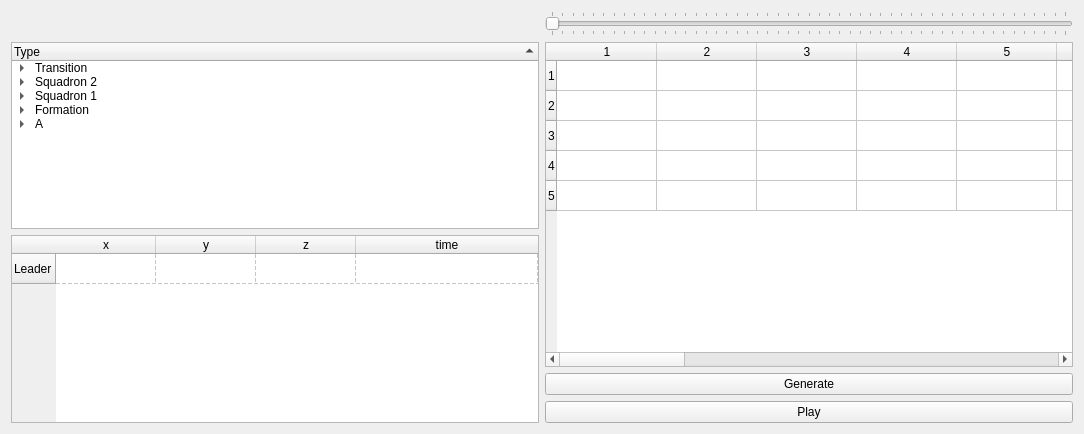
First picture: the form in rqt_formations/rqt_formations_py/resource/Formations3.ui, repository zhexxian/SUTD-S03-DSO-Indoor-Drone, before the edit.
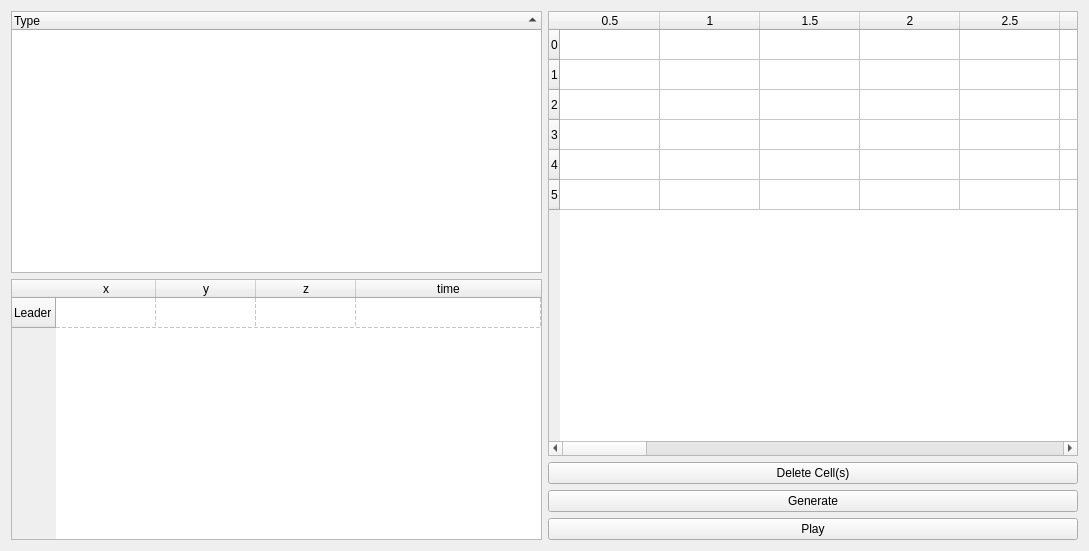
Second picture: the form after the edit.

Commit message: rqt_formations bug fixes

Diff of the .ui file:
```diff
--- a/rqt_formations/rqt_formations_py/resource/Formations3.ui
+++ b/rqt_formations/rqt_formations_py/resource/Formations3.ui
@@ -6,8 +6,8 @@
    <rect>
     <x>0</x>
     <y>0</y>
-    <width>1084</width>
-    <height>434</height>
+    <width>1089</width>
+    <height>551</height>
    </rect>
   </property>
   <property name="acceptDrops">
@@ -17,145 +17,7 @@
    <string>Formations</string>
   </property>
   <layout class="QGridLayout" name="gridLayout">
-   <item row="1" column="2">
-    <widget class="QTableWidget" name="tableWidget">
-     <property name="dragEnabled">
-      <bool>true</bool>
-     </property>
-     <property name="dragDropOverwriteMode">
-      <bool>true</bool>
-     </property>
-     <property name="dragDropMode">
-      <enum>QAbstractItemView::DropOnly</enum>
-     </property>
-     <row>
-      <property name="text">
-       <string>1</string>
-      </property>
-     </row>
-     <row>
-      <property name="text">
-       <string>2</string>
-      </property>
-     </row>
-     <row>
-      <property name="text">
-       <string>3</string>
-      </property>
-     </row>
-     <row>
-      <property name="text">
-       <string>4</string>
-      </property>
-     </row>
-     <row>
-      <property name="text">
-       <string>5</string>
-      </property>
-     </row>
-     <column>
-      <property name="text">
-       <string>1</string>
-      </property>
-     </column>
-     <column>
-      <property name="text">
-       <string>2</string>
-      </property>
-     </column>
-     <column>
-      <property name="text">
-       <string>3</string>
-      </property>
-     </column>
-     <column>
-      <property name="text">
-       <string>4</string>
-      </property>
-     </column>
-     <column>
-      <property name="text">
-       <string>5</string>
-      </property>
-     </column>
-     <column>
-      <property name="text">
-       <string>6</string>
-      </property>
-     </column>
-     <column>
-      <property name="text">
-       <string>7</string>
-      </property>
-     </column>
-     <column>
-      <property name="text">
-       <string>8</string>
-      </property>
-     </column>
-     <column>
-      <property name="text">
-       <string>9</string>
-      </property>
-     </column>
-     <column>
-      <property name="text">
-       <string>10</string>
-      </property>
-     </column>
-     <column>
-      <property name="text">
-       <string>11</string>
-      </property>
-     </column>
-     <column>
-      <property name="text">
-       <string>12</string>
-      </property>
-     </column>
-     <column>
-      <property name="text">
-       <string>13</string>
-      </property>
-     </column>
-     <column>
-      <property name="text">
-       <string>14</string>
-      </property>
-     </column>
-     <column>
-      <property name="text">
-       <string>15</string>
-      </property>
-     </column>
-     <column>
-      <property name="text">
-       <string>16</string>
-      </property>
-     </column>
-     <column>
-      <property name="text">
-       <string>17</string>
-      </property>
-     </column>
-     <column>
-      <property name="text">
-       <string>18</string>
-      </property>
-     </column>
-     <column>
-      <property name="text">
-       <string>19</string>
-      </property>
-     </column>
-     <column>
-      <property name="text">
-       <string>20</string>
-      </property>
-     </column>
-    </widget>
-   </item>
-   <item row="1" column="0" rowspan="2">
+   <item row="2" column="0" rowspan="3">
     <layout class="QVBoxLayout" name="verticalLayout_3">
      <item>
       <widget class="QTreeWidget" name="FormationTree">
@@ -194,96 +56,6 @@
          <string>Type</string>
         </property>
        </column>
-       <item>
-        <property name="text">
-         <string>Transition</string>
-        </property>
-        <item>
-         <property name="text">
-          <string>Transition 1</string>
-         </property>
-        </item>
-        <item>
-         <property name="text">
-          <string>Take Off</string>
-         </property>
-        </item>
-        <item>
-         <property name="text">
-          <string>Land</string>
-         </property>
-        </item>
-       </item>
-       <item>
-        <property name="text">
-         <string>Squadron 2</string>
-        </property>
-        <item>
-         <property name="text">
-          <string>Squad Change</string>
-         </property>
-        </item>
-        <item>
-         <property name="text">
-          <string>Launch to Initial Pose</string>
-         </property>
-        </item>
-        <item>
-         <property name="text">
-          <string>Formation 2</string>
-         </property>
-        </item>
-       </item>
-       <item>
-        <property name="text">
-         <string>Squadron 1</string>
-        </property>
-        <item>
-         <property name="text">
-          <string>Squad Change</string>
-         </property>
-        </item>
-        <item>
-         <property name="text">
-          <string>Launch to Initial Pose</string>
-         </property>
-        </item>
-        <item>
-         <property name="text">
-          <string>Formation 1</string>
-         </property>
-        </item>
-       </item>
-       <item>
-        <property name="text">
-         <string>Formation</string>
-        </property>
-        <item>
-         <property name="text">
-          <string>Square</string>
-         </property>
-        </item>
-        <item>
-         <property name="text">
-          <string>Rectangle</string>
-         </property>
-        </item>
-        <item>
-         <property name="text">
-          <string>Circle</string>
-         </property>
-        </item>
-       </item>
-       <item>
-        <property name="text">
-         <string>A</string>
-        </property>
-        <item>
-         <property name="text">
-          <string>forward1</string>
-         </property>
-        </item>
-       </item>
       </widget>
      </item>
      <item>
@@ -312,6 +84,9 @@
        <attribute name="horizontalHeaderStretchLastSection">
         <bool>true</bool>
        </attribute>
+       <attribute name="verticalHeaderVisible">
+        <bool>true</bool>
+       </attribute>
        <attribute name="verticalHeaderCascadingSectionResizes">
         <bool>true</bool>
        </attribute>
@@ -353,46 +128,238 @@
      </item>
     </layout>
    </item>
-   <item row="0" column="2">
-    <widget class="QSlider" name="horizontalSlider">
-     <property name="minimum">
-      <number>350</number>
-     </property>
-     <property name="maximum">
-      <number>850</number>
-     </property>
-     <property name="orientation">
-      <enum>Qt::Horizontal</enum>
-     </property>
-     <property name="tickPosition">
-      <enum>QSlider::TicksBothSides</enum>
-     </property>
-     <property name="tickInterval">
-      <number>0</number>
-     </property>
-    </widget>
-   </item>
-   <item row="2" column="2">
-    <layout class="QVBoxLayout" name="verticalLayout">
-     <item>
-      <widget class="QPushButton" name="generateButton">
-       <property name="enabled">
-        <bool>true</bool>
-       </property>
-       <property name="layoutDirection">
-        <enum>Qt::LeftToRight</enum>
-       </property>
-       <property name="text">
-        <string>Generate</string>
-       </property>
-      </widget>
-     </item>
-     <item>
-      <widget class="QPushButton" name="playButton">
-       <property name="text">
-        <string>Play</string>
-       </property>
-      </widget>
+   <item row="2" column="2" rowspan="3">
+    <layout class="QGridLayout" name="gridLayout_4">
+     <item row="0" column="0">
+      <layout class="QVBoxLayout" name="verticalLayout_5">
+       <item>
+        <widget class="QTableWidget" name="tableWidget">
+         <property name="dragEnabled">
+          <bool>true</bool>
+         </property>
+         <property name="dragDropOverwriteMode">
+          <bool>true</bool>
+         </property>
+         <property name="dragDropMode">
+          <enum>QAbstractItemView::DropOnly</enum>
+         </property>
+         <attribute name="horizontalHeaderDefaultSectionSize">
+          <number>100</number>
+         </attribute>
+         <row>
+          <property name="text">
+           <string>0</string>
+          </property>
+         </row>
+         <row>
+          <property name="text">
+           <string>1</string>
+          </property>
+         </row>
+         <row>
+          <property name="text">
+           <string>2</string>
+          </property>
+         </row>
+         <row>
+          <property name="text">
+           <string>3</string>
+          </property>
+         </row>
+         <row>
+          <property name="text">
+           <string>4</string>
+          </property>
+         </row>
+         <row>
+          <property name="text">
+           <string>5</string>
+          </property>
+         </row>
+         <column>
+          <property name="text">
+           <string>0.5</string>
+          </property>
+         </column>
+         <column>
+          <property name="text">
+           <string>1</string>
+          </property>
+         </column>
+         <column>
+          <property name="text">
+           <string>1.5</string>
+          </property>
+         </column>
+         <column>
+          <property name="text">
+           <string>2</string>
+          </property>
+         </column>
+         <column>
+          <property name="text">
+           <string>2.5</string>
+          </property>
+         </column>
+         <column>
+          <property name="text">
+           <string>3</string>
+          </property>
+         </column>
+         <column>
+          <property name="text">
+           <string>3.5</string>
+          </property>
+         </column>
+         <column>
+          <property name="text">
+           <string>4</string>
+          </property>
+         </column>
+         <column>
+          <property name="text">
+           <string>4.5</string>
+          </property>
+         </column>
+         <column>
+          <property name="text">
+           <string>5</string>
+          </property>
+         </column>
+         <column>
+          <property name="text">
+           <string>5.5</string>
+          </property>
+         </column>
+         <column>
+          <property name="text">
+           <string>6</string>
+          </property>
+         </column>
+         <column>
+          <property name="text">
+           <string>6.5</string>
+          </property>
+         </column>
+         <column>
+          <property name="text">
+           <string>7</string>
+          </property>
+         </column>
+         <column>
+          <property name="text">
+           <string>7.5</string>
+          </property>
+         </column>
+         <column>
+          <property name="text">
+           <string>8</string>
+          </property>
+         </column>
+         <column>
+          <property name="text">
+           <string>8.5</string>
+          </property>
+         </column>
+         <column>
+          <property name="text">
+           <string>9</string>
+          </property>
+         </column>
+         <column>
+          <property name="text">
+           <string>9.5</string>
+          </property>
+         </column>
+         <column>
+          <property name="text">
+           <string>10</string>
+          </property>
+         </column>
+         <column>
+          <property name="text">
+           <string>10.5</string>
+          </property>
+         </column>
+         <column>
+          <property name="text">
+           <string>11</string>
+          </property>
+         </column>
+         <column>
+          <property name="text">
+           <string>11.5</string>
+          </property>
+         </column>
+         <column>
+          <property name="text">
+           <string>12</string>
+          </property>
+         </column>
+         <column>
+          <property name="text">
+           <string>12.5</string>
+          </property>
+         </column>
+         <column>
+          <property name="text">
+           <string>13</string>
+          </property>
+         </column>
+         <column>
+          <property name="text">
+           <string>13.5</string>
+          </property>
+         </column>
+         <column>
+          <property name="text">
+           <string>14</string>
+          </property>
+         </column>
+         <column>
+          <property name="text">
+           <string>14.5</string>
+          </property>
+         </column>
+         <column>
+          <property name="text">
+           <string>15</string>
+          </property>
+         </column>
+        </widget>
+       </item>
+       <item>
+        <layout class="QVBoxLayout" name="verticalLayout">
+         <item>
+          <widget class="QPushButton" name="deleteButton">
+           <property name="text">
+            <string>Delete Cell(s)</string>
+           </property>
+          </widget>
+         </item>
+         <item>
+          <widget class="QPushButton" name="generateButton">
+           <property name="enabled">
+            <bool>true</bool>
+           </property>
+           <property name="layoutDirection">
+            <enum>Qt::LeftToRight</enum>
+           </property>
+           <property name="text">
+            <string>Generate</string>
+           </property>
+          </widget>
+         </item>
+         <item>
+          <widget class="QPushButton" name="playButton">
+           <property name="text">
+            <string>Play</string>
+           </property>
+          </widget>
+         </item>
+        </layout>
+       </item>
+      </layout>
      </item>
     </layout>
    </item>
```
The commit also changes 11 other files.
